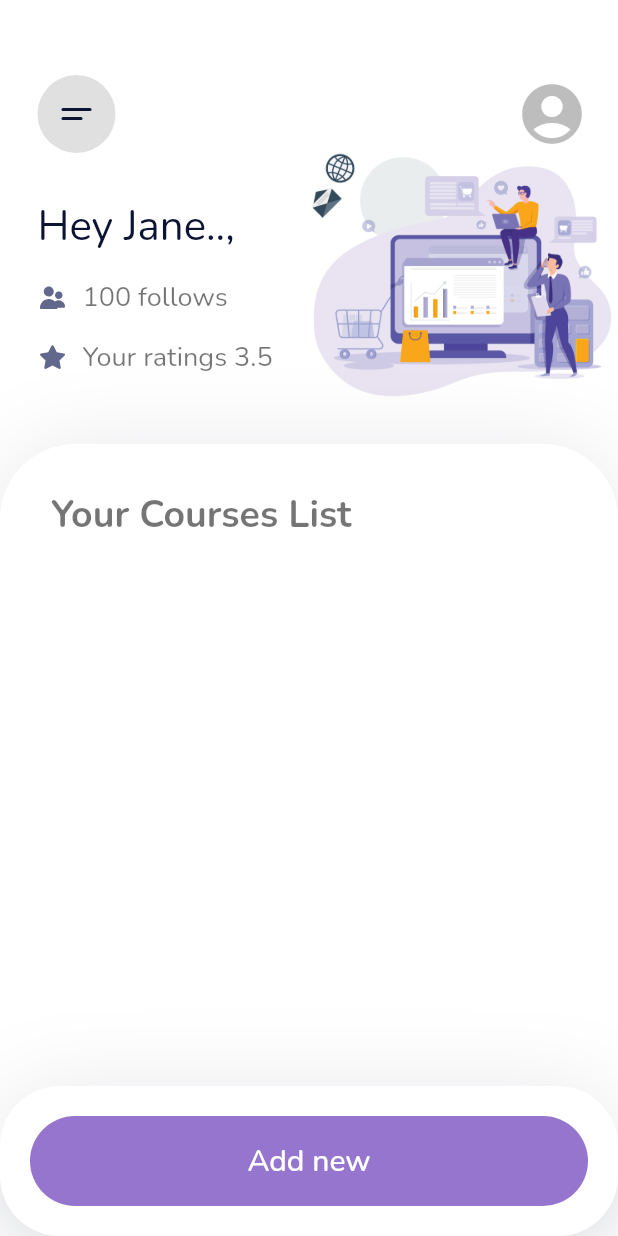
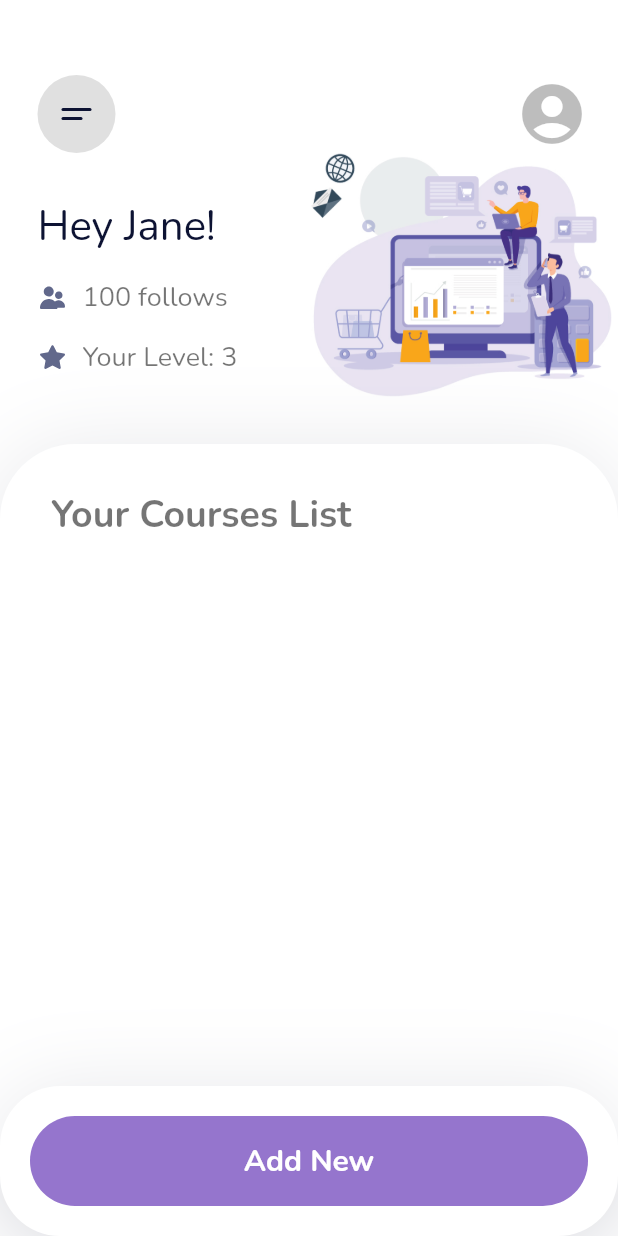
Before and after one commit to HasalaKS/CTSE-Flutter, a Flutter app: the DeleteView screen opened directly, on a phone screen of 412 x 824 dp. Run offline on Flutter 3.47's test engine with Material 2 defaults, Android fonts, the phone set to English and light mode, and no system bars; our stand-ins replace cloud_firestore, device_preview, firebase_core, firebase_storage, flutter_svg, image_picker; missing offline and left inert: cloud_firestore_web, firebase_core_web, firebase_storage_web, image_picker_for_web, shared_preferences_web; accounts and stored records are empty.

Commit message:
Conflicts solved.

```diff
--- a/lib/add_screen.dart
+++ b/lib/add_screen.dart
@@ -218,7 +218,7 @@ class _AddScreenState extends State<AddScreen> {
                     height: 56,
                     decoration: BoxDecoration(
                       borderRadius: BorderRadius.circular(40),
-                      color: kBlueColor,
+                      color: Colors.deepPurple.shade300,
                     ),
                     child: Text(
                       "Submit",
--- a/lib/generated_plugin_registrant.dart
+++ b/lib/generated_plugin_registrant.dart
@@ -9,6 +9,7 @@ import 'package:firebase_core_web/firebase_core_web.dart';
 import 'package:firebase_storage_web/firebase_storage_web.dart';
 import 'package:image_picker_for_web/image_picker_for_web.dart';
 import 'package:shared_preferences_web/shared_preferences_web.dart';
+
 import 'package:flutter_web_plugins/flutter_web_plugins.dart';
 
 // ignore: public_member_api_docs
--- a/lib/screens/delete_dialog_view/deleteDialogView.dart
+++ b/lib/screens/delete_dialog_view/deleteDialogView.dart
@@ -15,7 +15,7 @@ class DeleteDialog extends StatelessWidget {
   }
 
   _buildChild(BuildContext context) => Container(
-      height: 280,
+      height: 240,
       width: 320,
       decoration: BoxDecoration(
           color: Colors.deepPurple.shade300,
--- a/lib/screens/delete_view/components/addNew.dart
+++ b/lib/screens/delete_view/components/addNew.dart
@@ -35,9 +35,10 @@ class AddNew extends StatelessWidget {
               ),
               child: TextButton(
                 child: Text(
-                    "Add new",
+                    "Add New",
                     style: TextStyle(
                       fontSize: 20,
+                      fontWeight: FontWeight.bold,
                       color: Colors.white,
                     )
                 ),
--- a/lib/screens/delete_view/components/header.dart
+++ b/lib/screens/delete_view/components/header.dart
@@ -42,7 +42,7 @@ class ViewHeader extends StatelessWidget {
             ],
           ),
           SizedBox(height: 30),
-          Text("Hey Jane..,",
+          Text("Hey Jane!",
             style: TextStyle(
                 fontSize: 28,
                 color: kDeleteFuncTextColor,
@@ -71,7 +71,7 @@ class ViewHeader extends StatelessWidget {
                   SvgPicture.asset("assets/icons/star.svg"),
                   SizedBox(width: 10),
                   Text(
-                    "Your ratings 3.5",
+                    "Your Level: 3",
                     style: TextStyle(
                         fontSize: 18,
                         color: Colors.black54,
--- a/lib/screens/delete_view/components/technologyList.dart
+++ b/lib/screens/delete_view/components/technologyList.dart
@@ -15,7 +15,7 @@ class TechnologyList extends StatefulWidget {
 class _TechnologyListState extends State<TechnologyList> {
 
   // Initialize the collection Name
-  String fireStoreCollectionName = "TechnologyDB";
+  String fireStoreCollectionName = "Technologies";
 
   // Method to get all technologies from the database
   getAllTechnologies(){
@@ -35,6 +35,7 @@ class _TechnologyListState extends State<TechnologyList> {
   Widget buildBody(BuildContext context){
     return StreamBuilder<QuerySnapshot>(
       stream: getAllTechnologies(),
+      // ignore: missing_return
       builder: (context,snapshot){
         if(snapshot.hasError){
           return Text('Error ${snapshot.error}');
@@ -68,8 +69,8 @@ class _TechnologyListState extends State<TechnologyList> {
               shape: BoxShape.rectangle,
               borderRadius: BorderRadius.all(Radius.circular(24)),
               image: DecorationImage(
-                scale: 4.2,
-                image: AssetImage("assets/images/${technology.techImage}"),
+                scale: 3.0,
+                image: NetworkImage(technology.techImage),
                 alignment: Alignment.center,
               ),
             ),
```
Also changed, not shown: 2 other files.
